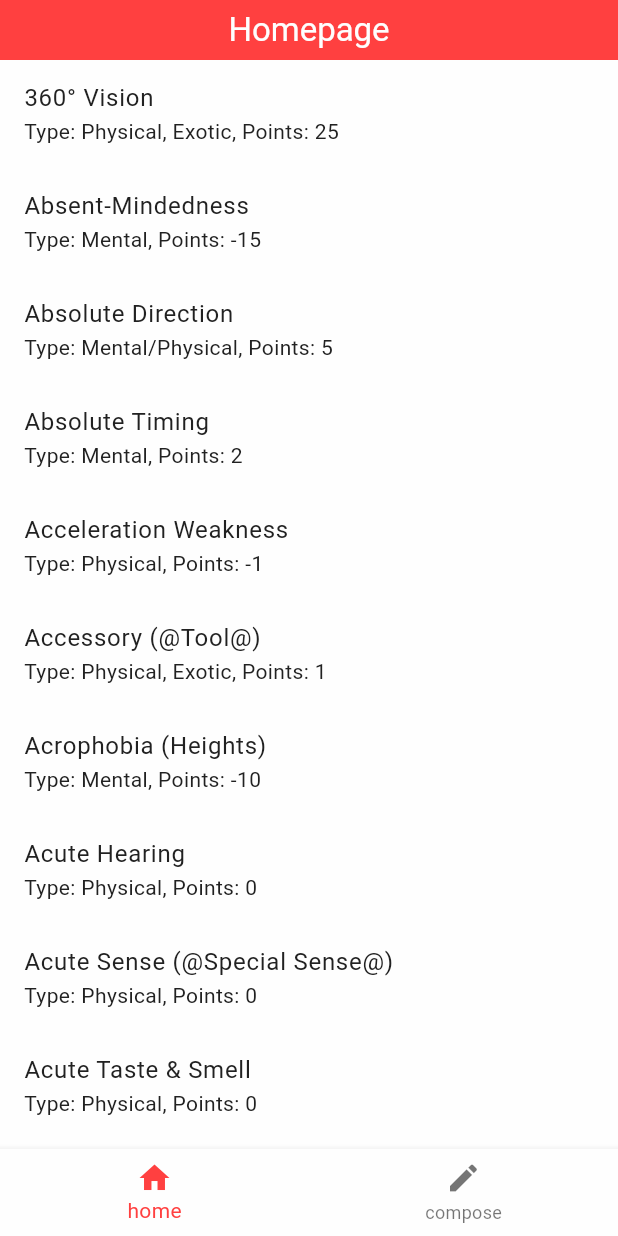
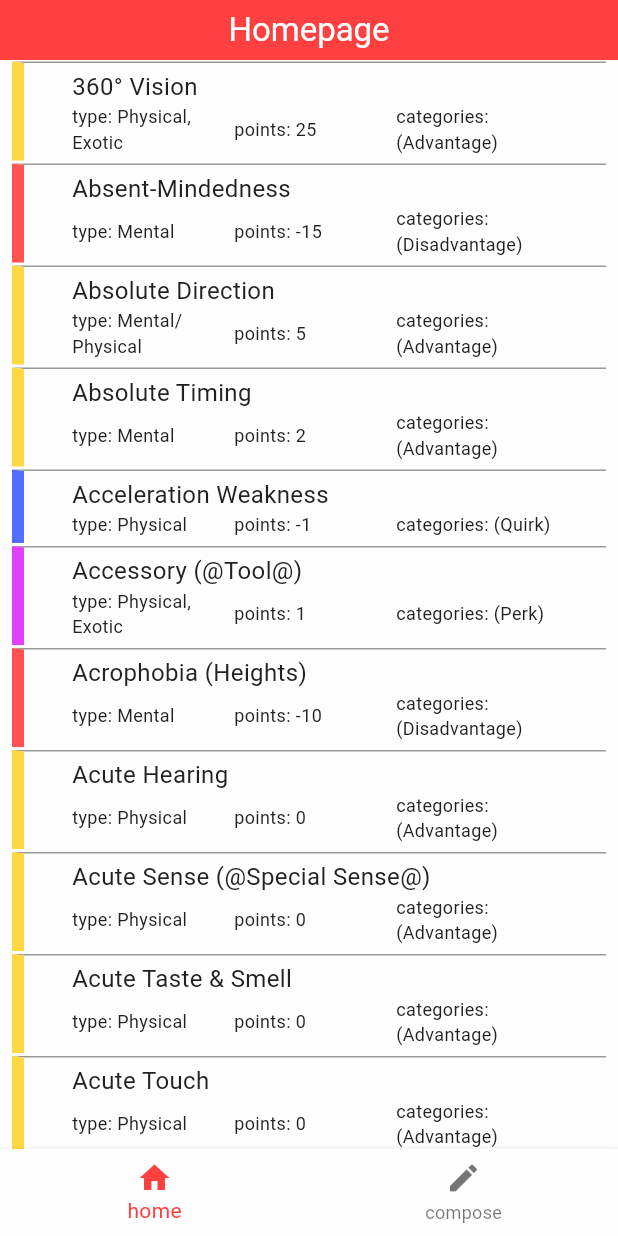
Before and after one commit to Aidaman/gurps_character_creation, a Flutter app: the screen it shows after launch, on a phone screen of 412 x 824 dp. Run offline on Flutter 3.47's test engine with Material 3 defaults, Android fonts, the phone set to English and light mode, and no system bars; missing offline and left inert: dart:ffi.

Commit message:
feature: visualised Traits( aka, created TratisView widget)

```diff
--- a/lib/models/traits/trait.dart
+++ b/lib/models/traits/trait.dart
@@ -1,6 +1,7 @@
 import 'dart:convert';
 
 import 'package:gurps_character_creation/models/traits/skill_bonus.dart';
+import 'package:gurps_character_creation/models/traits/trait_categories.dart';
 import 'package:gurps_character_creation/models/traits/trait_modifier.dart';
 
 List<Trait> traitFromJson(String str) =>
@@ -15,7 +16,7 @@ class Trait {
   final int basePoints;
   final TraitModifier? modifier;
   final String reference;
-  final List<String> categories;
+  final List<TraitCategories> categories;
   final SkillBonus? skillBonus;
 
   Trait({
@@ -29,6 +30,8 @@ class Trait {
   });
 
   factory Trait.fromJson(Map<String, dynamic> json) {
+    final List<String> categories =
+        List<String>.from(json['categories'].map((x) => x));
     return Trait(
       name: json['name'] ?? '',
       type: json['type'] ?? '',
@@ -37,7 +40,7 @@ class Trait {
           ? null
           : TraitModifier.fromJson(json['modifier']),
       reference: json['reference'] ?? '',
-      categories: List<String>.from(json['categories'].map((x) => x)),
+      categories: _categoriesFromStringList(categories),
       skillBonus: json['skill_bonus'] == null
           ? null
           : SkillBonus.fromJson(json['skill_bonus']),
@@ -53,4 +56,18 @@ class Trait {
         'categories': List<dynamic>.from(categories.map((x) => x)),
         'skill_bonus': skillBonus?.toJson(),
       };
+
+  static List<TraitCategories> _categoriesFromStringList(
+    List<String> categoriesStringList,
+  ) {
+    return List<TraitCategories>.from(
+      categoriesStringList
+          .map(
+            (e) => TraitCategoriesExtension.fromString(e),
+          )
+          .where(
+            (element) => element != TraitCategories.NONE,
+          ),
+    );
+  }
 }
--- /dev/null
+++ b/lib/models/traits/trait_categories.dart
@@ -0,0 +1,37 @@
+import 'package:flutter/material.dart';
+
+enum TraitCategories {
+  NONE,
+  ADVANTAGE,
+  DISADVANTAGE,
+  PERK,
+  QUIRK,
+}
+
+extension TraitCategoriesExtension on TraitCategories {
+  String get stringValue => switch (this) {
+        TraitCategories.NONE => '',
+        TraitCategories.ADVANTAGE => 'Advantage',
+        TraitCategories.DISADVANTAGE => 'Disadvantage',
+        TraitCategories.PERK => 'Perk',
+        TraitCategories.QUIRK => 'Quirk',
+      };
+
+  Color get colorValue => switch (this) {
+        TraitCategories.NONE => Colors.white,
+        TraitCategories.ADVANTAGE => Colors.amberAccent,
+        TraitCategories.DISADVANTAGE => Colors.redAccent,
+        TraitCategories.QUIRK => Colors.indigoAccent,
+        TraitCategories.PERK => Colors.purpleAccent,
+      };
+
+  static TraitCategories? fromString(String category) {
+    return switch (category.toLowerCase()) {
+      'advantage' => TraitCategories.ADVANTAGE,
+      'disadvantage' => TraitCategories.DISADVANTAGE,
+      'perk' => TraitCategories.PERK,
+      'quirk' => TraitCategories.QUIRK,
+      String() => TraitCategories.NONE,
+    };
+  }
+}
--- a/lib/pages/homepage.dart
+++ b/lib/pages/homepage.dart
@@ -4,6 +4,7 @@ import 'package:gurps_character_creation/models/traits/trait.dart';
 import 'package:gurps_character_creation/utilities/common_constants.dart';
 import 'package:gurps_character_creation/widgets/button/button.dart';
 import 'package:gurps_character_creation/widgets/layouting/responsive_scaffold.dart';
+import 'package:gurps_character_creation/widgets/traits/trait.dart';
 
 class Homepage extends StatelessWidget {
   Future<List<Trait>> loadTraits() async {
@@ -39,12 +40,7 @@ class Homepage extends StatelessWidget {
             return ListView.builder(
               itemBuilder: (context, index) {
                 final trait = traits[index];
-                return ListTile(
-                  title: Text(trait.name),
-                  subtitle: Text(
-                    'Type: ${trait.type}, Points: ${trait.basePoints}',
-                  ),
-                );
+                return TraitView(trait: trait);
               },
             );
           }
--- /dev/null
+++ b/lib/widgets/traits/trait.dart
@@ -0,0 +1,62 @@
+import 'package:flutter/material.dart';
+import 'package:gurps_character_creation/models/traits/trait.dart';
+import 'package:gurps_character_creation/models/traits/trait_categories.dart';
+
+class TraitView extends StatelessWidget {
+  final Trait trait;
+  const TraitView({super.key, required this.trait});
+
+  @override
+  Widget build(BuildContext context) {
+    return Container(
+      margin: const EdgeInsets.symmetric(horizontal: 8, vertical: 1),
+      decoration: BoxDecoration(
+        border: Border(
+          top: const BorderSide(color: Color(0x64000000), width: 1.0),
+          left: BorderSide(
+            color: trait.categories.first.colorValue,
+            width: 8.0,
+          ),
+        ),
+        color: const Color(0xFFfdfdfd),
+      ),
+      child: Padding(
+        padding: const EdgeInsets.symmetric(horizontal: 32.0, vertical: 4),
+        child: Column(
+          crossAxisAlignment: CrossAxisAlignment.start,
+          mainAxisAlignment: MainAxisAlignment.start,
+          children: [
+            Text(
+              trait.name,
+              style: const TextStyle(fontSize: 16),
+            ),
+            Row(
+              children: [
+                Expanded(
+                  child: Text(
+                    'type: ${trait.type}',
+                    style: const TextStyle(fontSize: 12),
+                  ),
+                ),
+                Expanded(
+                  child: Text(
+                    'points: ${trait.basePoints}',
+                    style: const TextStyle(fontSize: 12),
+                  ),
+                ),
+                Expanded(
+                  child: Text(
+                    'categories: ${trait.categories.map(
+                      (e) => e.stringValue,
+                    )}',
+                    style: const TextStyle(fontSize: 12),
+                  ),
+                ),
+              ],
+            ),
+          ],
+        ),
+      ),
+    );
+  }
+}
```
